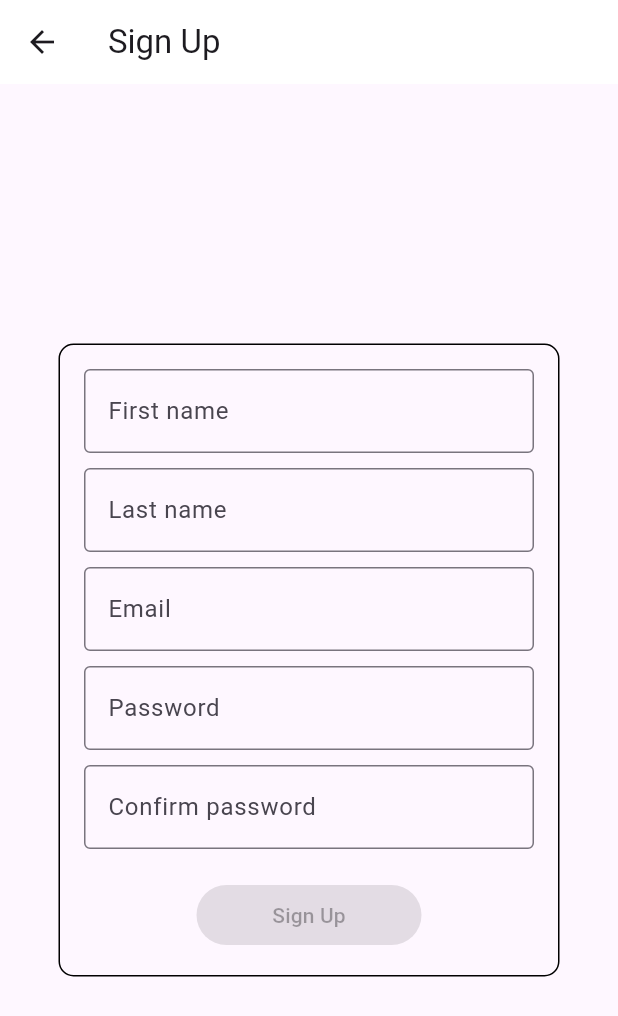
After one commit to v-petrov/DW_HealthBody-Mind_UI, a Flutter app: the screen it shows after launch, after a tap on "Sign Up", on a phone screen of 412 x 824 dp. The commit adds this screen. Shown: the top 1016 px of the screen. Run offline on Flutter 3.47's test engine with Material 3 defaults, Android fonts, the light colour scheme and no system bars.

Commit message:
added the first part of the sign up

```diff
--- a/flutter_hbm/lib/screens/login_form.dart
+++ b/flutter_hbm/lib/screens/login_form.dart
@@ -1,4 +1,5 @@
 import 'package:flutter/material.dart';
+import 'package:flutter_hbm/screens/sign_up_part_one.dart';
 
 class LoginForm extends StatelessWidget {
   const LoginForm({super.key});
@@ -84,7 +85,12 @@ class LoginForm extends StatelessWidget {
                 SizedBox(height: 10),
 
                 ElevatedButton(
-                  onPressed: null,
+                  onPressed: () {
+                    Navigator.push(
+                      context,
+                      MaterialPageRoute(builder: (context) => SignUpPartOne()),
+                    );
+                  },
                   style: ElevatedButton.styleFrom(
                     minimumSize: Size(150, 50),
                     shape: RoundedRectangleBorder(
--- /dev/null
+++ b/flutter_hbm/lib/screens/sign_up_part_one.dart
@@ -0,0 +1,91 @@
+import 'package:flutter/material.dart';
+
+class SignUpPartOne extends StatelessWidget {
+  const SignUpPartOne({super.key});
+
+  @override
+  Widget build(BuildContext context) {
+    return Scaffold(
+      appBar: AppBar(
+        title: Text('Sign Up'),
+        backgroundColor: Colors.white,
+        elevation: 0,
+        automaticallyImplyLeading: true,
+      ),
+      body: Center(
+        child: Container(
+          padding: EdgeInsets.all(16.0),
+          margin: EdgeInsets.symmetric(horizontal: 16.0),
+          decoration: BoxDecoration(
+            border: Border.all(color: Colors.black),
+            borderRadius: BorderRadius.circular(10),
+          ),
+          child: Column(
+            mainAxisSize: MainAxisSize.min,
+            children: [
+            SizedBox(
+            width: 300,
+            child: TextField(
+              decoration: InputDecoration(
+                labelText: 'First name',
+                border: OutlineInputBorder(),
+              ),
+            ),
+          ),
+          SizedBox(height: 10),
+          SizedBox(
+            width: 300,
+            child: TextField(
+              decoration: InputDecoration(
+                labelText: 'Last name',
+                border: OutlineInputBorder(),
+              ),
+            ),
+          ),
+          SizedBox(height: 10),
+          SizedBox(
+            width: 300,
+            child: TextField(
+              decoration: InputDecoration(
+                labelText: 'Email',
+                border: OutlineInputBorder(),
+              ),
+            ),
+          ),
+          SizedBox(height: 10),
+          SizedBox(
+            width: 300,
+            child: TextField(
+              decoration: InputDecoration(
+                labelText: 'Password',
+                border: OutlineInputBorder(),
+              ),
+              obscureText: true,
+            ),
+          ),
+          SizedBox(height: 10),
+          SizedBox(
+            width: 300,
+            child: TextField(
+              decoration: InputDecoration(
+                labelText: 'Confirm password',
+                border: OutlineInputBorder(),
+              ),
+              obscureText: true,
+            ),
+          ),
+          SizedBox(height: 20),
+          SizedBox(
+            width: 150,
+            child: ElevatedButton(
+              onPressed: null,
+              child: Text('Sign Up'),
+              ),
+            ),
+            ],
+          ),
+        ),
+      ),
+    );
+  }
+}
```
